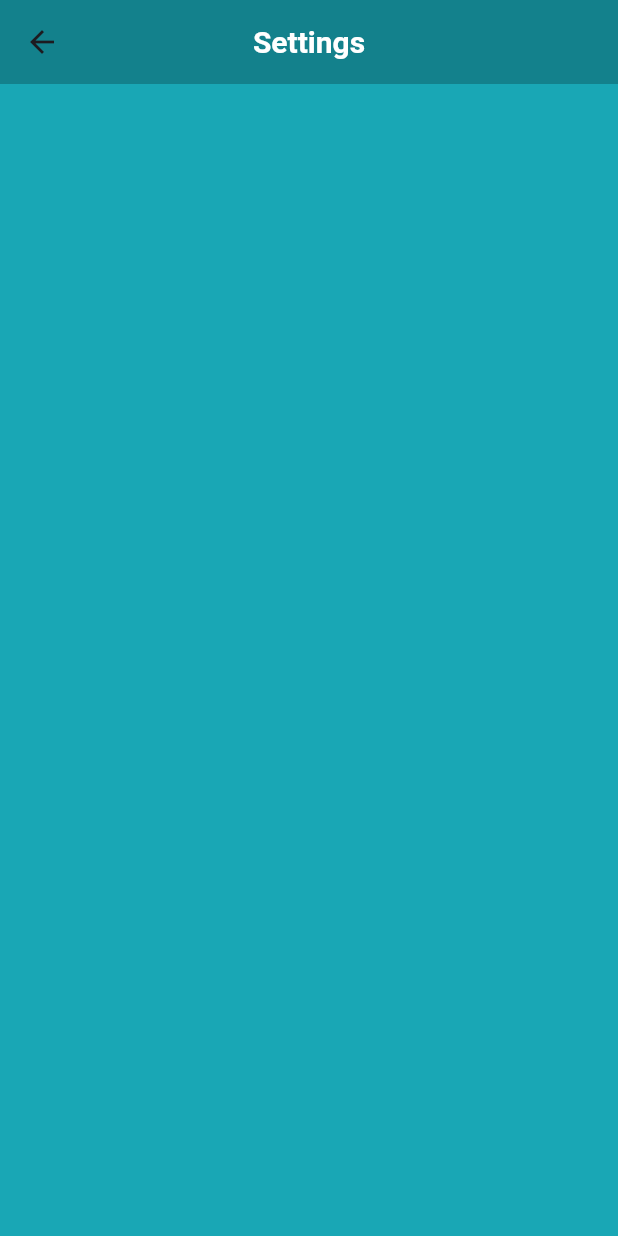
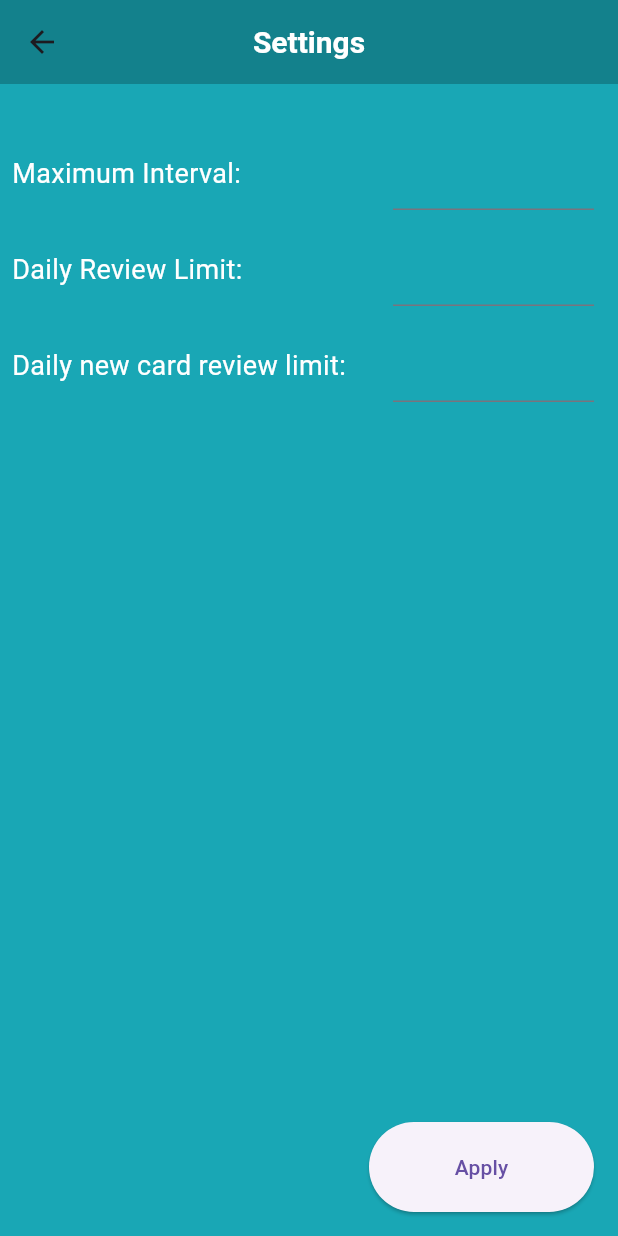
Before and after one commit to SamWylie262/Computer-Science-NEA, a Flutter app: the SettingsPage screen opened directly, on a phone screen of 412 x 824 dp. Run offline on Flutter 3.47's test engine with Material 3 defaults, Android fonts, the light colour scheme and no system bars; missing offline and left inert: flutter_neon, resizable_widget.

Commit message:
settings and browse [age structure

```diff
--- a/lib/pages/add_page.dart
+++ b/lib/pages/add_page.dart
@@ -10,7 +10,7 @@ class AddPage extends StatefulWidget {
 }
 
 class _AddPageState extends State<AddPage> {
-  String dropdownValue = 'English';
+  String dropdownValue = 'Computing';
   @override
   Widget build(BuildContext context) {
     return Scaffold(
@@ -44,8 +44,14 @@ class _AddPageState extends State<AddPage> {
                         dropdownValue = newValue!;
                       });
                     },
-                    items: <String>['English', 'Maths', 'Geography', 'History']
-                        .map<DropdownMenuItem<String>>((String value) {
+                    items: <String>[
+                      'Computing',
+                      'English',
+                      'Geography',
+                      'History',
+                      'Maths',
+                      'Science'
+                    ].map<DropdownMenuItem<String>>((String value) {
                       return DropdownMenuItem<String>(
                         value: value,
                         child: Container(
--- a/lib/pages/settings_page.dart
+++ b/lib/pages/settings_page.dart
@@ -25,6 +25,75 @@ class _SettingsPageState extends State<SettingsPage> {
           },
         ),
       ),
+      body: Padding(
+        padding: const EdgeInsets.all(8.0),
+        child: Column(
+          children: <Widget>[
+            SizedBox(height: 20),
+            Row(
+              mainAxisAlignment: MainAxisAlignment.spaceBetween,
+              children: <Widget>[
+                Text('Maximum Interval:'),
+                Container(
+                  width: 150,
+                  child: Padding(
+                    padding: const EdgeInsets.all(8.0),
+                    child: TextField(),
+                  ),
+                ),
+              ],
+            ),
+            Row(
+              mainAxisAlignment: MainAxisAlignment.spaceBetween,
+              children: <Widget>[
+                Text('Daily Review Limit:'),
+                Container(
+                  width: 150,
+                  child: Padding(
+                    padding: const EdgeInsets.all(8.0),
+                    child: TextField(),
+                  ),
+                ),
+              ],
+            ),
+            Row(
+              mainAxisAlignment: MainAxisAlignment.spaceBetween,
+              children: <Widget>[
+                Text('Daily new card review limit:'),
+                Container(
+                  width: 150,
+                  child: Padding(
+                    padding: const EdgeInsets.all(8.0),
+                    child: TextField(),
+                  ),
+                ),
+              ],
+            ),
+            Spacer(),
+            Align(
+              alignment: Alignment.bottomRight,
+              child: Padding(
+                padding: const EdgeInsets.all(8.0),
+                child: Container(
+                  width: 150, // Set the width of the button
+                  height: 60, // Set the height of the button
+                  child: ElevatedButton(
+                    onPressed: () {
+                      // Add your action here
+                    },
+                    child: Text('Apply'), // Add your button text here
+                    style: ElevatedButton.styleFrom(
+                      shape: new RoundedRectangleBorder(
+                        borderRadius: new BorderRadius.circular(30.0),
+                      ),
+                    ),
+                  ),
+                ),
+              ),
+            ),
+          ],
+        ),
+      ),
     );
   }
 }
--- a/pubspec.yaml
+++ b/pubspec.yaml
@@ -37,7 +37,7 @@ dependencies:
   cupertino_icons: ^1.0.2
   provider: ^6.0.3
   flutter_neon: ^0.1.0+5
-  resizable_widget: ^1.0.5
+  resizable_widget: ^1.0.0
 
 dev_dependencies:
   flutter_test:
```
